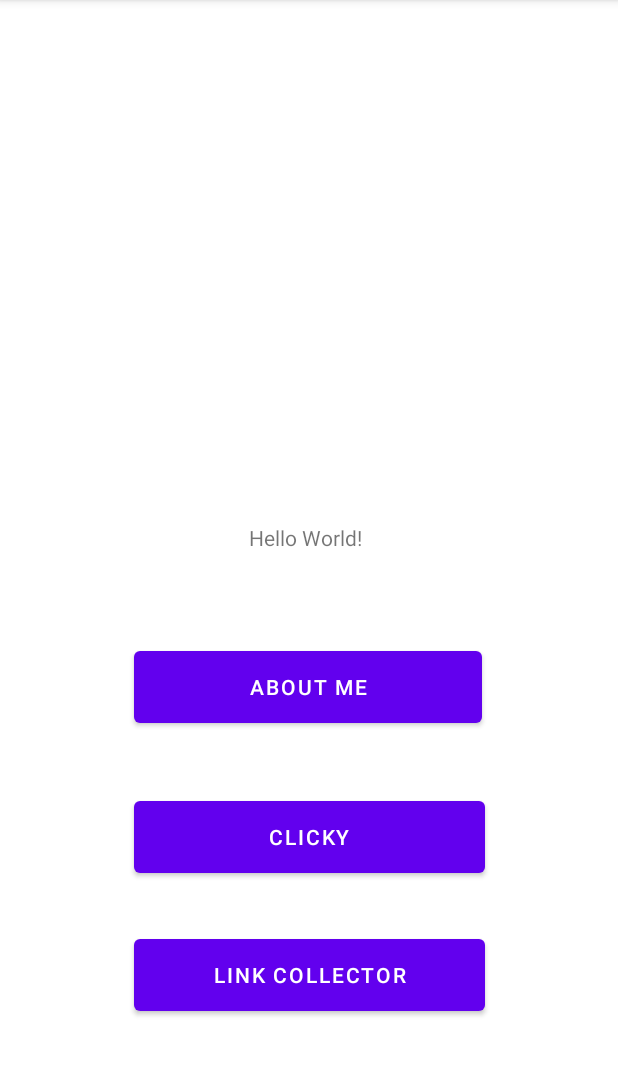
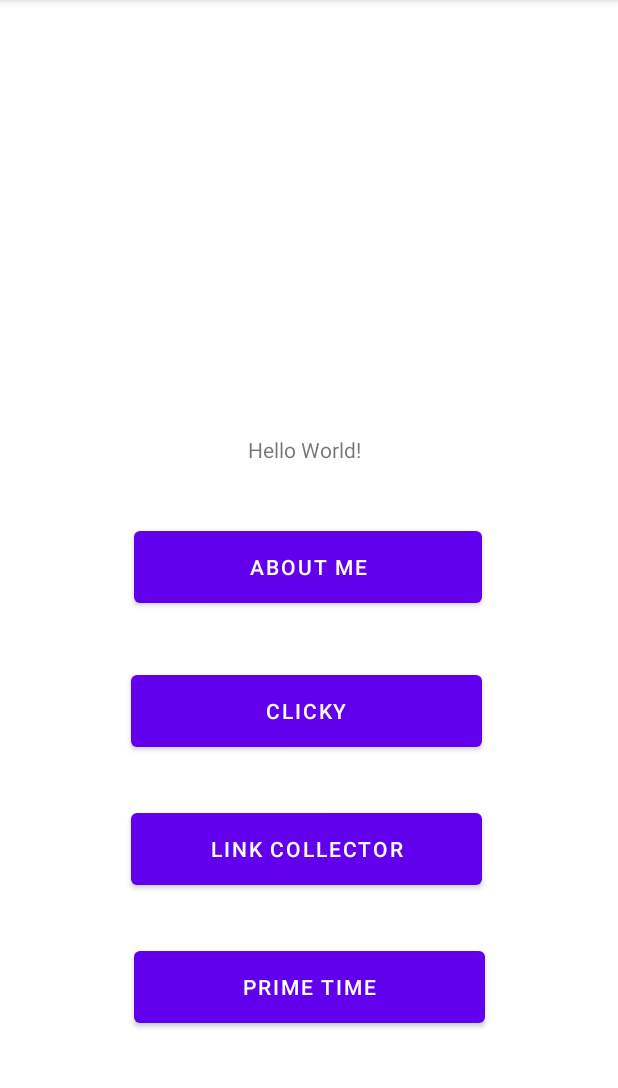
Before and after one commit to fankx/NUMAD22Su_JingyuLuo, an Android app: the screen it shows after launch (MainActivity), on a phone screen of 412 x 824 dp, the part 84-1172 px from its top. Run offline under Robolectric (Android 15) with nearby library versions, the phone set to English and light mode, and no system bars.

Commit message:
Finished A5 Prime Time.

```diff
--- a/app/src/main/AndroidManifest.xml
+++ b/app/src/main/AndroidManifest.xml
@@ -17,6 +17,9 @@
             android:name=".AboutMe"
             android:exported="false" />
         <activity
+            android:name=".PrimePage"
+            android:exported="false" />
+        <activity
             android:name=".Clicky"
             android:exported="false" />
         <activity
--- a/app/src/main/java/edu/neu/madcourse/numad22su_jingyuluo/MainActivity.java
+++ b/app/src/main/java/edu/neu/madcourse/numad22su_jingyuluo/MainActivity.java
@@ -5,7 +5,6 @@ import androidx.appcompat.app.AppCompatActivity;
 import android.os.Bundle;
 import android.view.View;
 import android.widget.Button;
-import android.widget.Toast;
 import android.content.Intent;
 
 public class MainActivity extends AppCompatActivity {
@@ -27,7 +26,7 @@ public class MainActivity extends AppCompatActivity {
             }
         });
 
-        Button linkCollector = findViewById(R.id.LinkCollector);
+        Button linkCollector = findViewById(R.id.btn_linkCollector);
         linkCollector.setOnClickListener(new View.OnClickListener() {
 
             @Override
@@ -39,13 +38,21 @@ public class MainActivity extends AppCompatActivity {
             }
         });
 
-        Button Clicky = findViewById(R.id.Clicky_Clicky);
-
+        Button Clicky = findViewById(R.id.btn_clicky);
         Clicky.setOnClickListener(new View.OnClickListener() {
 
             @Override
             public void onClick(View v) {
                 openActivityClicky();
+            }
+        });
+
+        Button Prime = findViewById(R.id.btn_prime);
+        Prime.setOnClickListener(new View.OnClickListener() {
+            @Override
+            public void onClick(View v) {
+                Intent intent = new Intent(MainActivity.this, PrimePage.class);
+                startActivity(intent);
             }
         });
 
--- a/app/src/main/res/layout/activity_main.xml
+++ b/app/src/main/res/layout/activity_main.xml
@@ -12,16 +12,17 @@
         android:layout_height="26dp"
         android:text="Hello World!"
         app:layout_constraintBottom_toBottomOf="parent"
+        app:layout_constraintHorizontal_bias="0.498"
         app:layout_constraintLeft_toLeftOf="parent"
         app:layout_constraintRight_toRightOf="parent"
         app:layout_constraintTop_toTopOf="parent"
-        app:layout_constraintVertical_bias="0.47" />
+        app:layout_constraintVertical_bias="0.391" />
 
     <Button
         android:id="@+id/buttonPanel"
         android:layout_width="232dp"
         android:layout_height="60dp"
-        android:layout_marginTop="428dp"
+        android:layout_marginTop="348dp"
         android:text="@string/about_me"
         app:layout_constraintEnd_toEndOf="parent"
         app:layout_constraintHorizontal_bias="0.497"
@@ -30,26 +31,37 @@
         tools:ignore="MissingConstraints" />
 
     <Button
-        android:id="@+id/Clicky_Clicky"
+        android:id="@+id/btn_clicky"
         android:layout_width="234dp"
         android:layout_height="60dp"
-        android:layout_marginTop="528dp"
+        android:layout_marginTop="444dp"
         android:text="@string/clicky"
         app:layout_constraintEnd_toEndOf="parent"
-        app:layout_constraintHorizontal_bias="0.502"
+        app:layout_constraintHorizontal_bias="0.491"
         app:layout_constraintStart_toStartOf="parent"
         app:layout_constraintTop_toTopOf="parent"
         tools:ignore="MissingConstraints" />
 
     <Button
-        android:id="@+id/LinkCollector"
+        android:id="@+id/btn_linkCollector"
         android:layout_width="234dp"
         android:layout_height="60dp"
         android:layout_marginTop="32dp"
         android:text="Link Collector"
-        app:layout_constraintEnd_toEndOf="@+id/Clicky_Clicky"
+        app:layout_constraintEnd_toEndOf="@+id/btn_clicky"
         app:layout_constraintHorizontal_bias="0.375"
-        app:layout_constraintStart_toStartOf="@+id/Clicky_Clicky"
-        app:layout_constraintTop_toBottomOf="@+id/Clicky_Clicky" />
+        app:layout_constraintStart_toStartOf="@+id/btn_clicky"
+        app:layout_constraintTop_toBottomOf="@+id/btn_clicky" />
+
+    <Button
+        android:id="@+id/btn_prime"
+        android:layout_width="234dp"
+        android:layout_height="60dp"
+        android:layout_marginTop="32dp"
+        android:text="@string/prime_time"
+        app:layout_constraintEnd_toEndOf="parent"
+        app:layout_constraintHorizontal_bias="0.5"
+        app:layout_constraintStart_toStartOf="parent"
+        app:layout_constraintTop_toBottomOf="@+id/btn_linkCollector" />
 
 </androidx.constraintlayout.widget.ConstraintLayout>
--- a/app/src/main/res/values/strings.xml
+++ b/app/src/main/res/values/strings.xml
@@ -9,4 +9,5 @@
     <string name="description">This image acts as an icon.</string>
     <string name="link_url" />
     <string name="link_name" />
+    <string name="prime_time">Prime Time</string>
 </resources>
```
Also changed, not shown: app/src/main/java/edu/neu/madcourse/numad22su_jingyuluo/PrimePage.java (added, +82 -0 lines), app/src/main/res/layout/activity_prime_page.xml (added, +84 -0 lines).
